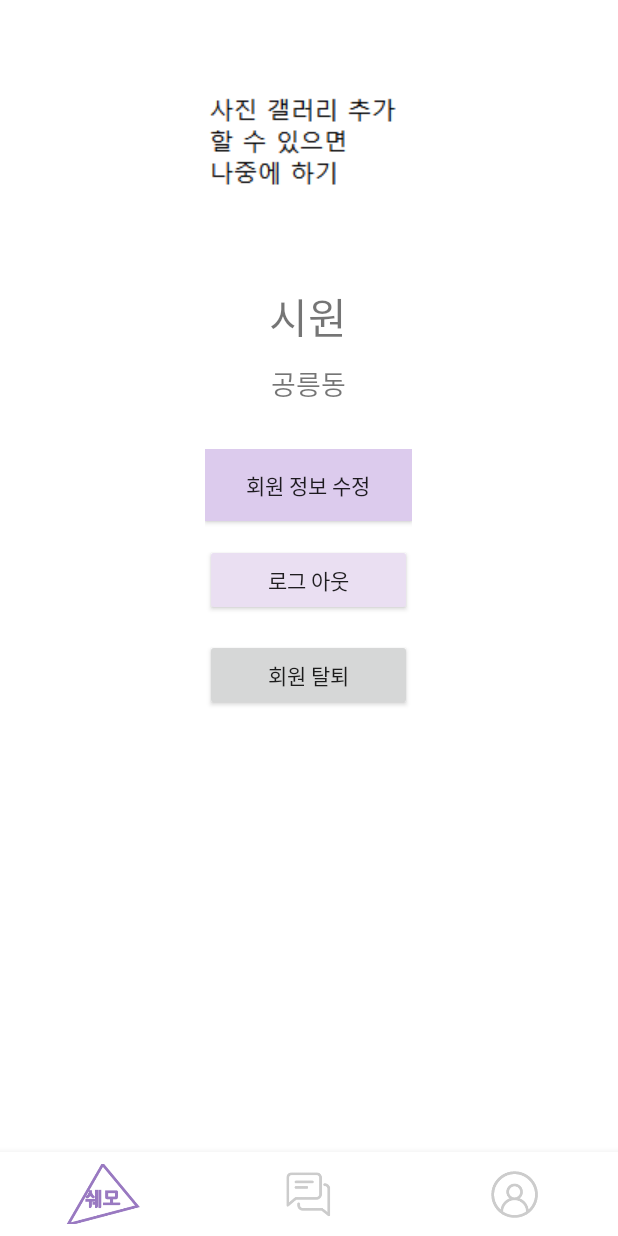
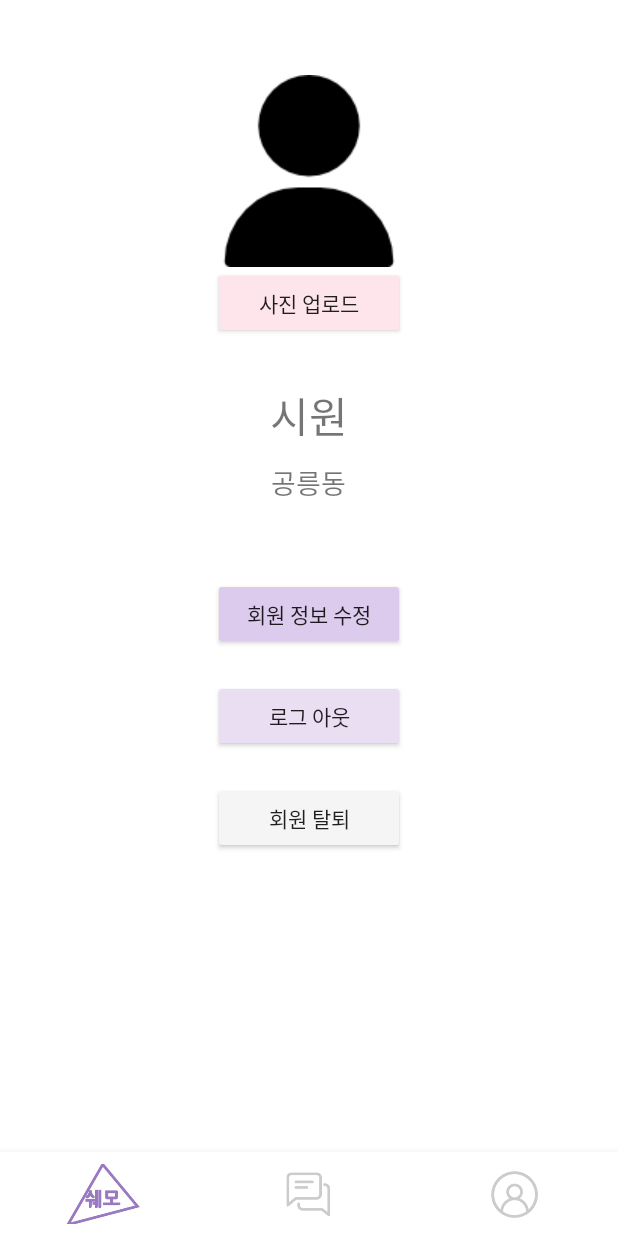
Before and after one commit to JWhy121/ShareMo, an Android app: the fragment ProfileFragment placed in its activity, on a phone screen of 412 x 824 dp. Run offline under Robolectric (Android 15) with nearby library versions, the phone set to English and light mode, and no system bars; our stand-ins replace Firebase (no records; nobody signed in at launch, a user with empty details on screens opened directly).

Commit message:
photo xml

```diff
--- a/app/build.gradle
+++ b/app/build.gradle
@@ -59,6 +59,7 @@ dependencies {
     implementation 'androidx.navigation:navigation-fragment-ktx:2.3.5'
     implementation 'androidx.navigation:navigation-ui-ktx:2.3.5'
     implementation 'com.squareup.picasso:picasso:2.5.2'
+    implementation 'com.google.firebase:firebase-storage:19.0.0'
 
     implementation "androidx.room:room-runtime:2.2.6"
 
--- a/app/src/main/AndroidManifest.xml
+++ b/app/src/main/AndroidManifest.xml
@@ -1,6 +1,8 @@
 <?xml version="1.0" encoding="utf-8"?>
 <manifest xmlns:android="http://schemas.android.com/apk/res/android"
     package="com.cookandroid.sharemo">
+
+    <uses-permission android:name="android.permission.READ_EXTERNAL_STORAGE" />
 
     <application
         android:allowBackup="true"
--- a/app/src/main/java/com/cookandroid/sharemo/ChangeInfoActivity.kt
+++ b/app/src/main/java/com/cookandroid/sharemo/ChangeInfoActivity.kt
@@ -39,11 +39,11 @@ class ChangeInfoActivity : AppCompatActivity() {
         setContentView(R.layout.activity_change_info)
 
         //var user = Firebase.auth.currentUser
-        if(user != null){
+       // if(user != null){
 
-        }else {
+      //  }else {
 
-        }
+      //  }
 
         //val user = Firebase.auth.currentUser
 
@@ -62,7 +62,7 @@ class ChangeInfoActivity : AppCompatActivity() {
 
         btn_changeInfo.setOnClickListener{
             //이름 받아오기
-            var str_name : String = edt_infoName.text.toString()
+           // var str_name : String = edt_infoName.text.toString()
             //닉네임 받아오기
             //닉네임 수정 시 string으로 받아서 저장할 수 있도록
             //전화번호 받아오기
--- a/app/src/main/res/layout/activity_change_info.xml
+++ b/app/src/main/res/layout/activity_change_info.xml
@@ -21,7 +21,7 @@
             android:layout_width="wrap_content"
             android:layout_height="wrap_content"
             android:layout_gravity="center_horizontal"
-            app:srcCompat="@drawable/plusalphaphoto"
+            app:srcCompat="@drawable/user"
             tools:layout_editor_absoluteX="134dp"
             tools:layout_editor_absoluteY="44dp" />
 
--- a/app/src/main/res/layout/activity_main.xml
+++ b/app/src/main/res/layout/activity_main.xml
@@ -57,6 +57,7 @@
         android:layout_marginTop="60dp"
         android:backgroundTint="@color/lightpurple"
         android:text="회원가입"
+        android:textColor="@color/black"
         android:textSize="15dp"
         app:layout_constraintEnd_toEndOf="parent"
         app:layout_constraintHorizontal_bias="0.497"
--- a/app/src/main/res/layout/fragment_profile.xml
+++ b/app/src/main/res/layout/fragment_profile.xml
@@ -12,16 +12,23 @@
         android:layout_gravity="center"
         android:orientation="vertical">
 
+
         <ImageView
-            android:id="@+id/imageView"
-            android:layout_width="wrap_content"
+            android:id="@+id/iv_Prof"
+            android:layout_width="match_parent"
             android:layout_height="wrap_content"
             android:layout_gravity="center_horizontal"
             android:layout_marginTop="50dp"
             app:layout_constraintTop_toTopOf="parent"
-            app:srcCompat="@drawable/plusalphaphoto"
+            app:srcCompat="@drawable/user"
             tools:layout_editor_absoluteX="140dp" />
 
+        <Button
+            android:id="@+id/button"
+            android:layout_width="match_parent"
+            android:layout_height="wrap_content"
+            android:backgroundTint="@color/pinkbeige"
+            android:text="사진 업로드" />
 
         <LinearLayout
             android:layout_width="match_parent"
@@ -50,29 +57,31 @@
 
         <LinearLayout
             android:layout_width="match_parent"
-            android:layout_height="300dp"
+            android:layout_height="246dp"
             android:orientation="vertical">
 
             <Button
                 android:id="@+id/btn_ChangeInfo"
                 android:layout_width="match_parent"
                 android:layout_height="wrap_content"
-                android:background="@color/lightpurple"
-                android:text="회원 정보 수정"
-                android:layout_marginBottom="15dp" />
+                android:layout_marginTop="20dp"
+                android:backgroundTint="@color/lightpurple"
+                android:text="회원 정보 수정" />
 
             <Button
                 android:id="@+id/btn_Logout"
                 android:layout_width="match_parent"
                 android:layout_height="wrap_content"
+                android:layout_marginTop="20dp"
                 android:backgroundTint="@color/verylightpurple"
-                android:text="로그 아웃"
-                android:layout_marginBottom="15dp" />
+                android:text="로그 아웃" />
 
             <Button
                 android:id="@+id/btn_Drop"
                 android:layout_width="match_parent"
                 android:layout_height="wrap_content"
+                android:layout_marginTop="20dp"
+                android:backgroundTint="@color/browser_actions_bg_grey"
                 android:text="회원 탈퇴" />
 
 
```
